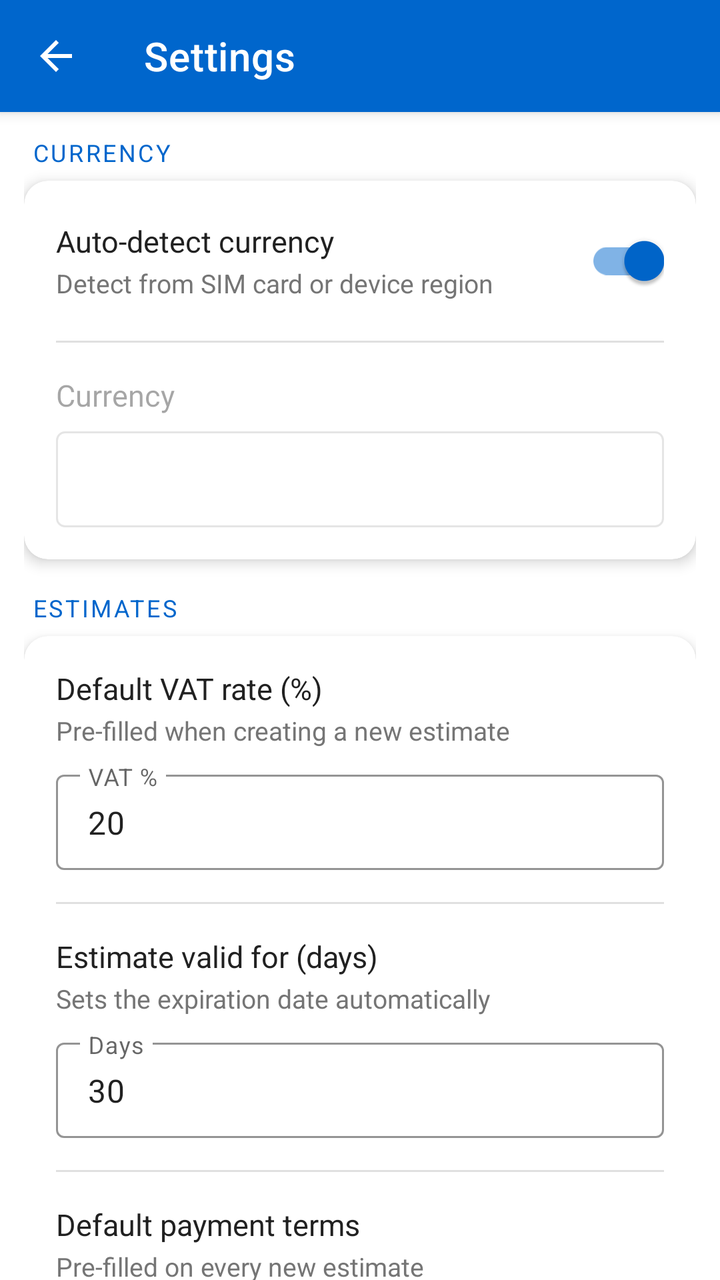
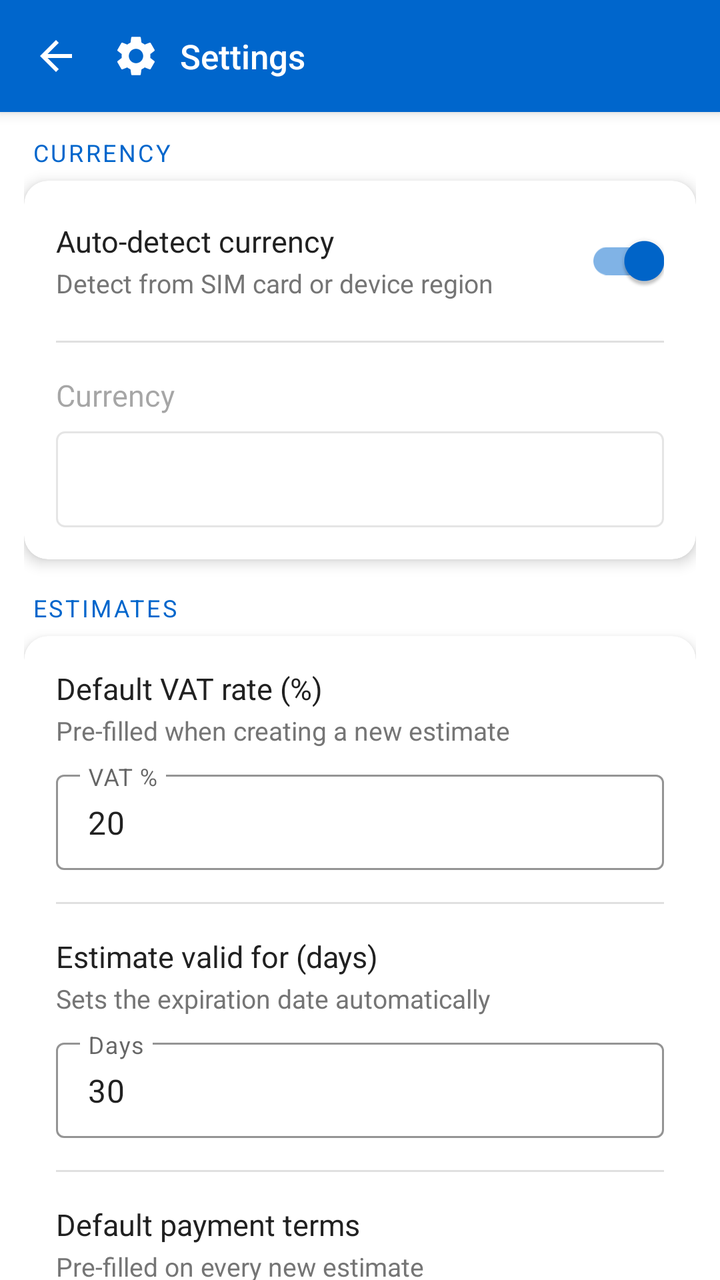

Two renders of the same Android screen: before a commit and after it. Below are the layout's source before the change and the commit's diff.
<!-- AndroidManifest.xml: application theme Theme.MetalConstructionsEstimates -->
<!-- res/layout/activity_settings.xml -->
<?xml version="1.0" encoding="utf-8"?>
<androidx.drawerlayout.widget.DrawerLayout
    xmlns:android="http://schemas.android.com/apk/res/android"
    xmlns:app="http://schemas.android.com/apk/res-auto"
    android:id="@+id/drawerLayout"
    android:layout_width="match_parent"
    android:layout_height="match_parent">

    <androidx.coordinatorlayout.widget.CoordinatorLayout
        android:layout_width="match_parent"
        android:layout_height="match_parent">

        
        <com.google.android.material.appbar.AppBarLayout
            android:layout_width="match_parent"
            android:layout_height="?attr/actionBarSize"
            android:theme="@style/ThemeOverlay.AppCompat.Dark.ActionBar">

            <androidx.appcompat.widget.Toolbar
                android:id="@+id/toolbar"
                android:layout_width="match_parent"
                android:layout_height="match_parent"
                android:background="#0066cc"
                app:title="@string/settings"
                app:titleTextColor="@android:color/white"
                app:navigationIcon="@drawable/abc_ic_ab_back_material" />

        </com.google.android.material.appbar.AppBarLayout>

        
        <androidx.core.widget.NestedScrollView
            android:layout_width="match_parent"
            android:layout_height="match_parent"
            android:fillViewport="true"
            app:layout_behavior="@string/appbar_scrolling_view_behavior">

            <LinearLayout
                android:layout_width="match_parent"
                android:layout_height="wrap_content"
                android:orientation="vertical"
                android:paddingStart="12dp"
                android:paddingEnd="12dp"
                android:paddingTop="12dp"
                android:paddingBottom="24dp">

                
                
                
                <TextView
                    android:layout_width="wrap_content"
                    android:layout_height="wrap_content"
                    android:text="@string/section_currency"
                    android:textColor="#0066cc"
                    android:textSize="12sp"
                    android:textAllCaps="true"
                    android:letterSpacing="0.1"
                    android:paddingStart="4dp"
                    android:paddingBottom="6dp" />

                <com.google.android.material.card.MaterialCardView
                    android:layout_width="match_parent"
                    android:layout_height="wrap_content"
                    android:layout_marginBottom="16dp"
                    app:cardCornerRadius="12dp"
                    app:cardElevation="4dp">

                    <LinearLayout
                        android:layout_width="match_parent"
                        android:layout_height="wrap_content"
                        android:orientation="vertical"
                        android:padding="16dp">

                        
                        <LinearLayout
                            android:layout_width="match_parent"
                            android:layout_height="wrap_content"
                            android:orientation="horizontal"
                            android:gravity="center_vertical"
                            android:paddingBottom="16dp">

                            <LinearLayout
                                android:layout_width="0dp"
                                android:layout_height="wrap_content"
                                android:layout_weight="1"
                                android:orientation="vertical">

                                <TextView
                                    android:layout_width="wrap_content"
                                    android:layout_height="wrap_content"
                                    android:text="@string/auto_detect_currency"
                                    android:textSize="15sp"
                                    android:textColor="#212121" />

                                <TextView
                                    android:layout_width="wrap_content"
                                    android:layout_height="wrap_content"
                                    android:text="@string/auto_detect_currency_sub"
                                    android:textSize="13sp"
                                    android:textColor="#757575"
                                    android:layout_marginTop="2dp" />

                            </LinearLayout>

                            <com.google.android.material.switchmaterial.SwitchMaterial
                                android:id="@+id/switch_auto_detect"
                                android:layout_width="wrap_content"
                                android:layout_height="wrap_content"
                                android:checked="true"
                                app:thumbTint="#0066cc"
                                app:trackTint="#80b3e6" />

                        </LinearLayout>

                        
                        <View
                            android:layout_width="match_parent"
                            android:layout_height="1dp"
                            android:background="#E0E0E0"
                            android:layout_marginBottom="16dp" />

                        
                        <LinearLayout
                            android:id="@+id/row_currency_picker"
                            android:layout_width="match_parent"
                            android:layout_height="wrap_content"
                            android:orientation="vertical"
                            android:alpha="0.4">

                            <TextView
                                android:layout_width="wrap_content"
                                android:layout_height="wrap_content"
                                android:text="@string/select_currency"
                                android:textSize="15sp"
                                android:textColor="#212121"
                                android:paddingBottom="8dp" />

                            <Spinner
                                android:id="@+id/spinner_currency"
                                android:layout_width="match_parent"
                                android:layout_height="48dp"
                                android:background="@drawable/spinner_border"
                                android:enabled="false"
                                android:paddingStart="12dp"
                                android:paddingEnd="12dp" />

                        </LinearLayout>

                    </LinearLayout>
                </com.google.android.material.card.MaterialCardView>

                
                
                
                <TextView
                    android:layout_width="wrap_content"
                    android:layout_height="wrap_content"
                    android:text="@string/section_estimates"
                    android:textColor="#0066cc"
                    android:textSize="12sp"
                    android:textAllCaps="true"
                    android:letterSpacing="0.1"
                    android:paddingStart="4dp"
                    android:paddingBottom="6dp" />

                <com.google.android.material.card.MaterialCardView
                    android:layout_width="match_parent"
                    android:layout_height="wrap_content"
                    android:layout_marginBottom="16dp"
                    app:cardCornerRadius="12dp"
                    app:cardElevation="4dp">

                    <LinearLayout
                        android:layout_width="match_parent"
                        android:layout_height="wrap_content"
                        android:orientation="vertical"
                        android:padding="16dp">

                        
                        <TextView
                            android:layout_width="wrap_content"
                            android:layout_height="wrap_content"
                            android:text="@string/default_vat"
                            android:textSize="15sp"
                            android:textColor="#212121" />

                        <TextView
                            android:layout_width="wrap_content"
                            android:layout_height="wrap_content"
                            android:text="@string/default_vat_sub"
                            android:textSize="13sp"
                            android:textColor="#757575"
                            android:layout_marginTop="2dp"
                            android:paddingBottom="8dp" />

                        <com.google.android.material.textfield.TextInputLayout
                            android:id="@+id/til_vat"
                            android:layout_width="match_parent"
                            android:layout_height="wrap_content"
                            android:hint="@string/vat_hint"
                            style="@style/Widget.MaterialComponents.TextInputLayout.OutlinedBox.Dense"
                            app:boxStrokeColor="#0066cc">

                            <com.google.android.material.textfield.TextInputEditText
                                android:id="@+id/et_vat"
                                android:layout_width="match_parent"
                                android:layout_height="wrap_content"
                                android:inputType="numberDecimal"
                                android:maxLength="5"
                                android:text="20" />
                        </com.google.android.material.textfield.TextInputLayout>

                        
                        <View
                            android:layout_width="match_parent"
                            android:layout_height="1dp"
                            android:background="#E0E0E0"
                            android:layout_marginTop="16dp"
                            android:layout_marginBottom="16dp" />

                        
                        <TextView
                            android:layout_width="wrap_content"
                            android:layout_height="wrap_content"
                            android:text="@string/default_expiration"
                            android:textSize="15sp"
                            android:textColor="#212121" />

                        <TextView
                            android:layout_width="wrap_content"
                            android:layout_height="wrap_content"
                            android:text="@string/default_expiration_sub"
                            android:textSize="13sp"
                            android:textColor="#757575"
                            android:layout_marginTop="2dp"
                            android:paddingBottom="8dp" />

                        <com.google.android.material.textfield.TextInputLayout
                            android:id="@+id/til_expiration"
                            android:layout_width="match_parent"
                            android:layout_height="wrap_content"
                            android:hint="@string/expiration_hint"
                            style="@style/Widget.MaterialComponents.TextInputLayout.OutlinedBox.Dense"
                            app:boxStrokeColor="#0066cc">

                            <com.google.android.material.textfield.TextInputEditText
                                android:id="@+id/et_expiration_days"
                                android:layout_width="match_parent"
                                android:layout_height="wrap_content"
                                android:inputType="number"
                                android:maxLength="3"
                                android:text="30" />
                        </com.google.android.material.textfield.TextInputLayout>

                        
                        <View
                            android:layout_width="match_parent"
                            android:layout_height="1dp"
                            android:background="#E0E0E0"
                            android:layout_marginTop="16dp"
                            android:layout_marginBottom="16dp" />

                        
                        <TextView
                            android:layout_width="wrap_content"
                            android:layout_height="wrap_content"
                            android:text="@string/default_due_terms"
                            android:textSize="15sp"
                            android:textColor="#212121" />

                        <TextView
                            android:layout_width="wrap_content"
                            android:layout_height="wrap_content"
                            android:text="@string/default_due_terms_sub"
                            android:textSize="13sp"
                            android:textColor="#757575"
                            android:layout_marginTop="2dp"
                            android:paddingBottom="8dp" />

                        <Spinner
                            android:id="@+id/spinner_due_terms"
                            android:layout_width="match_parent"
                            android:layout_height="48dp"
                            android:background="@drawable/spinner_border"
                            android:paddingStart="12dp"
                            android:paddingEnd="12dp" />

                    </LinearLayout>
                </com.google.android.material.card.MaterialCardView>

                
                
                
                <TextView
                    android:layout_width="wrap_content"
                    android:layout_height="wrap_content"
                    android:text="@string/section_display"
                    android:textColor="#0066cc"
                    android:textSize="12sp"
                    android:textAllCaps="true"
                    android:letterSpacing="0.1"
                    android:paddingStart="4dp"
                    android:paddingBottom="6dp" />

                <com.google.android.material.card.MaterialCardView
                    android:layout_width="match_parent"
                    android:layout_height="wrap_content"
                    android:layout_marginBottom="16dp"
                    app:cardCornerRadius="12dp"
                    app:cardElevation="4dp">

                    <LinearLayout
                        android:layout_width="match_parent"
                        android:layout_height="wrap_content"
                        android:orientation="vertical"
                        android:padding="16dp">

                        
                        <TextView
                            android:layout_width="wrap_content"
                            android:layout_height="wrap_content"
                            android:text="@string/date_format"
                            android:textSize="15sp"
                            android:textColor="#212121"
                            android:paddingBottom="8dp" />

                        <Spinner
                            android:id="@+id/spinner_date_format"
                            android:layout_width="match_parent"
                            android:layout_height="48dp"
                            android:background="@drawable/spinner_border"
                            android:paddingStart="12dp"
                            android:paddingEnd="12dp" />

                    </LinearLayout>
                </com.google.android.material.card.MaterialCardView>

                
                
                
                <TextView
                    android:layout_width="wrap_content"
                    android:layout_height="wrap_content"
                    android:text="@string/section_data"
                    android:textColor="#0066cc"
                    android:textSize="12sp"
                    android:textAllCaps="true"
                    android:letterSpacing="0.1"
                    android:paddingStart="4dp"
                    android:paddingBottom="6dp" />

                <com.google.android.material.card.MaterialCardView
                    android:layout_width="match_parent"
                    android:layout_height="wrap_content"
                    android:layout_marginBottom="16dp"
                    app:cardCornerRadius="12dp"
                    app:cardElevation="4dp">

                    <LinearLayout
                        android:layout_width="match_parent"
                        android:layout_height="wrap_content"
                        android:orientation="vertical"
                        android:padding="16dp">

                        
                        <LinearLayout
                            android:layout_width="match_parent"
                            android:layout_height="wrap_content"
                            android:orientation="horizontal"
                            android:gravity="center_vertical">

                            <LinearLayout
                                android:layout_width="0dp"
                                android:layout_height="wrap_content"
                                android:layout_weight="1"
                                android:orientation="vertical">

                                <TextView
                                    android:layout_width="wrap_content"
                                    android:layout_height="wrap_content"
                                    android:text="@string/backup_reminder"
                                    android:textSize="15sp"
                                    android:textColor="#212121" />

                                <TextView
                                    android:layout_width="wrap_content"
                                    android:layout_height="wrap_content"
                                    android:text="@string/backup_reminder_sub"
                                    android:textSize="13sp"
                                    android:textColor="#757575"
                                    android:layout_marginTop="2dp" />

                            </LinearLayout>

                            <com.google.android.material.switchmaterial.SwitchMaterial
                                android:id="@+id/switch_backup_reminder"
                                android:layout_width="wrap_content"
                                android:layout_height="wrap_content"
                                android:checked="true"
                                app:thumbTint="#0066cc"
                                app:trackTint="#80b3e6" />

                        </LinearLayout>

                    </LinearLayout>
                </com.google.android.material.card.MaterialCardView>

                
                <com.google.android.material.button.MaterialButton
                    android:id="@+id/btn_save_settings"
                    android:layout_width="match_parent"
                    android:layout_height="52dp"
                    android:text="@string/save_settings"
                    android:textSize="15sp"
                    android:textColor="@android:color/white"
                    android:backgroundTint="#0066cc"
                    app:cornerRadius="12dp" />

            </LinearLayout>
        </androidx.core.widget.NestedScrollView>

    </androidx.coordinatorlayout.widget.CoordinatorLayout>

    
    <com.google.android.material.navigation.NavigationView
        android:id="@+id/navigationView"
        android:layout_width="wrap_content"
        android:layout_height="match_parent"
        android:layout_gravity="start"
        app:menu="@menu/drawer_menu"
        app:headerLayout="@layout/nav_header"
        app:itemIconTint="@color/drawer_icon_color"
        android:background="@android:color/white" />

</androidx.drawerlayout.widget.DrawerLayout>
<!-- res/layout/nav_header.xml (included above) -->
<LinearLayout xmlns:android="http://schemas.android.com/apk/res/android"
    android:layout_width="match_parent"
    android:layout_height="160dp"
    android:orientation="horizontal"
    android:padding="16dp"
    android:background="#0066cc"
    android:gravity="center">  

    <androidx.appcompat.widget.AppCompatImageView
        android:id="@+id/headerImage"
        android:layout_width="64dp"
        android:layout_height="64dp"
        android:src="@drawable/app_icon"
        android:contentDescription="@string/app_name"/>

    <TextView
        android:id="@+id/headerTitle"
        android:layout_width="wrap_content"
        android:layout_height="wrap_content"
        android:text="@string/app_name"
        android:textColor="@android:color/white"
        android:textSize="18sp"
        android:layout_marginStart="8dp"/> 
</LinearLayout>
<!-- resources referenced by this layout -->
<resources>
  <color name="drawer_icon_color">#0066cc</color>
  <!-- drawable spinner_border (drawable) -->
  <?xml version="1.0" encoding="utf-8"?>
  <shape xmlns:android="http://schemas.android.com/apk/res/android"
      android:shape="rectangle">
      <stroke android:width="1dp" android:color="#BDBDBD" />
      <corners android:radius="4dp" />
      <solid android:color="@android:color/white" />
  </shape>
  <string name="app_name">Steel Quotes</string>
  <string name="auto_detect_currency">Auto-detect currency</string>
  <string name="auto_detect_currency_sub">Detect from SIM card or device region</string>
  <string name="backup_reminder">Backup reminder</string>
  <string name="backup_reminder_sub">Remind me to back up data weekly</string>
  <string name="date_format">Date format</string>
  <string name="default_due_terms">Default payment terms</string>
  <string name="default_due_terms_sub">Pre-filled on every new estimate</string>
  <string name="default_expiration">Estimate valid for (days)</string>
  <string name="default_expiration_sub">Sets the expiration date automatically</string>
  <string name="default_vat">Default VAT rate (%)</string>
  <string name="default_vat_sub">Pre-filled when creating a new estimate</string>
  <string name="expiration_hint">Days</string>
  <string name="save_settings">Save Settings</string>
  <string name="section_currency">Currency</string>
  <string name="section_data">Data</string>
  <string name="section_display">Display</string>
  <string name="section_estimates">Estimates</string>
  <string name="select_currency">Currency</string>
  <string name="settings">Settings</string>
  <string name="vat_hint">VAT %</string>
  <style name="Theme.MetalConstructionsEstimates" parent="Theme.MaterialComponents.DayNight.NoActionBar">
      
          <item name="colorPrimary">@color/purple_200</item>
          <item name="colorPrimaryVariant">@color/purple_700</item>
          <item name="colorOnPrimary">@color/black</item>
  
          <item name="colorSecondary">@color/teal_200</item>
          <item name="colorSecondaryVariant">@color/teal_200</item>
          <item name="colorOnSecondary">@color/black</item>
  
          <item name="android:statusBarColor">?attr/colorPrimaryVariant</item>
          <item name="android:windowLightStatusBar">false</item>
  
          
      </style>
  <color name="purple_200">#FFBB86FC</color>
  <color name="purple_700">#FF3700B3</color>
  <color name="black">#FF000000</color>
  <color name="teal_200">#FF03DAC5</color>
  <!-- unchanged entries left out for length: 1 -->
</resources>

<!-- the commit's change to res/layout/activity_settings.xml (unified diff, before → after) -->
@@ -21,7 +21,13 @@
                 android:layout_width="match_parent"
                 android:layout_height="match_parent"
                 android:background="#0066cc"
+                android:theme="@style/ThemeOverlay.MaterialComponents.Dark.ActionBar"
+                app:popupTheme="@style/ThemeOverlay.AppCompat.DayNight"
                 app:title="@string/settings"
+                app:logo="@drawable/ic_toolbar_settings"
+                app:contentInsetStartWithNavigation="0dp"
+                app:titleMarginStart="10dp"
+                app:titleTextAppearance="@style/ListToolbarTitle"
                 app:titleTextColor="@android:color/white"
                 app:navigationIcon="@drawable/abc_ic_ab_back_material" />
 
<!-- resource entries referenced after the edit -->
@@ -1,6 +1,17 @@
 <!-- resources referenced by this layout -->
 <resources>
   <color name="drawer_icon_color">#0066cc</color>
+  <!-- drawable ic_toolbar_settings (drawable) -->
+  <?xml version="1.0" encoding="utf-8"?>
+  <vector xmlns:android="http://schemas.android.com/apk/res/android"
+      android:width="24dp"
+      android:height="24dp"
+      android:viewportWidth="24"
+      android:viewportHeight="24">
+      <path
+          android:fillColor="#FFFFFFFF"
+          android:pathData="M19.14,12.94c0.04,-0.3 0.06,-0.61 0.06,-0.94c0,-0.32 -0.02,-0.64 -0.07,-0.94l2.03,-1.58c0.18,-0.14 0.23,-0.41 0.12,-0.61l-1.92,-3.32c-0.12,-0.22 -0.37,-0.29 -0.59,-0.22l-2.39,0.96c-0.5,-0.38 -1.03,-0.7 -1.62,-0.94L14.4,2.81c-0.04,-0.24 -0.24,-0.41 -0.48,-0.41h-3.84c-0.24,0 -0.43,0.17 -0.47,0.41L9.25,5.35C8.66,5.59 8.12,5.92 7.63,6.29L5.24,5.33c-0.22,-0.08 -0.47,0 -0.59,0.22L2.74,8.87C2.62,9.08 2.66,9.34 2.86,9.48l2.03,1.58C4.84,11.36 4.8,11.69 4.8,12s0.02,0.64 0.07,0.94l-2.03,1.58c-0.18,0.14 -0.23,0.41 -0.12,0.61l1.92,3.32c0.12,0.22 0.37,0.29 0.59,0.22l2.39,-0.96c0.5,0.38 1.03,0.7 1.62,0.94l0.36,2.54c0.05,0.24 0.24,0.41 0.48,0.41h3.84c0.24,0 0.44,-0.17 0.47,-0.41l0.36,-2.54c0.59,-0.24 1.13,-0.56 1.62,-0.94l2.39,0.96c0.22,0.08 0.47,0 0.59,-0.22l1.92,-3.32c0.12,-0.22 0.07,-0.47 -0.12,-0.61L19.14,12.94zM12,15.6c-1.98,0 -3.6,-1.62 -3.6,-3.6s1.62,-3.6 3.6,-3.6s3.6,1.62 3.6,3.6S13.98,15.6 12,15.6z" />
+  </vector>
   <!-- drawable spinner_border (drawable) -->
   <?xml version="1.0" encoding="utf-8"?>
   <shape xmlns:android="http://schemas.android.com/apk/res/android"
@@ -30,6 +41,9 @@
   <string name="select_currency">Currency</string>
   <string name="settings">Settings</string>
   <string name="vat_hint">VAT %</string>
+  <style name="ListToolbarTitle" parent="TextAppearance.AppCompat.Widget.ActionBar.Title">
+          <item name="android:textSize">@dimen/list_toolbar_title_size</item>
+      </style>
   <style name="Theme.MetalConstructionsEstimates" parent="Theme.MaterialComponents.DayNight.NoActionBar">
       
           <item name="colorPrimary">@color/purple_200</item>
@@ -45,6 +59,7 @@
   
           
       </style>
+  <dimen name="list_toolbar_title_size">17sp</dimen>
   <color name="purple_200">#FFBB86FC</color>
   <color name="purple_700">#FF3700B3</color>
   <color name="black">#FF000000</color>
